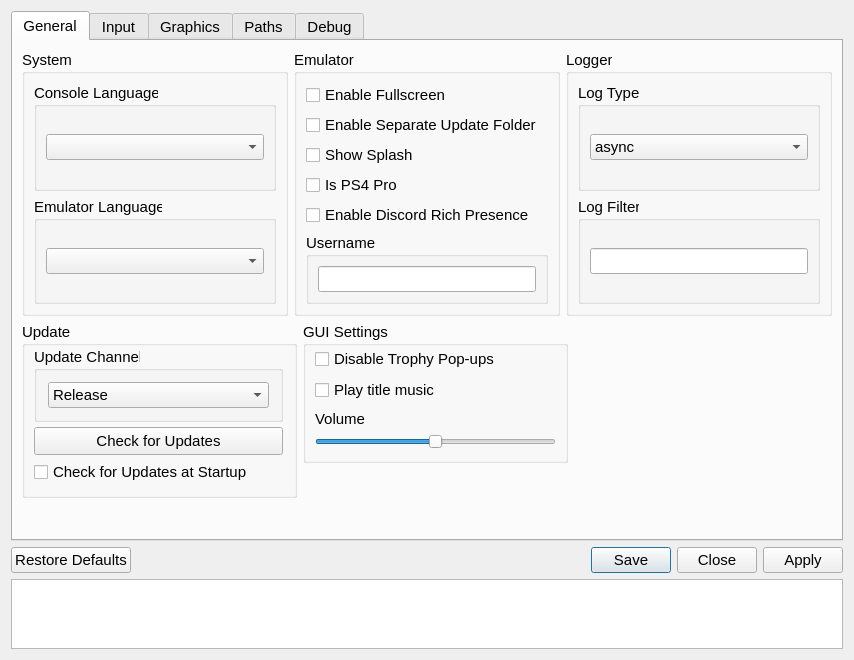
This is src/qt_gui/settings_dialog.ui in shadps4-emu/shadPS4 as Qt 5 draws it before an edit. The edited form follows.
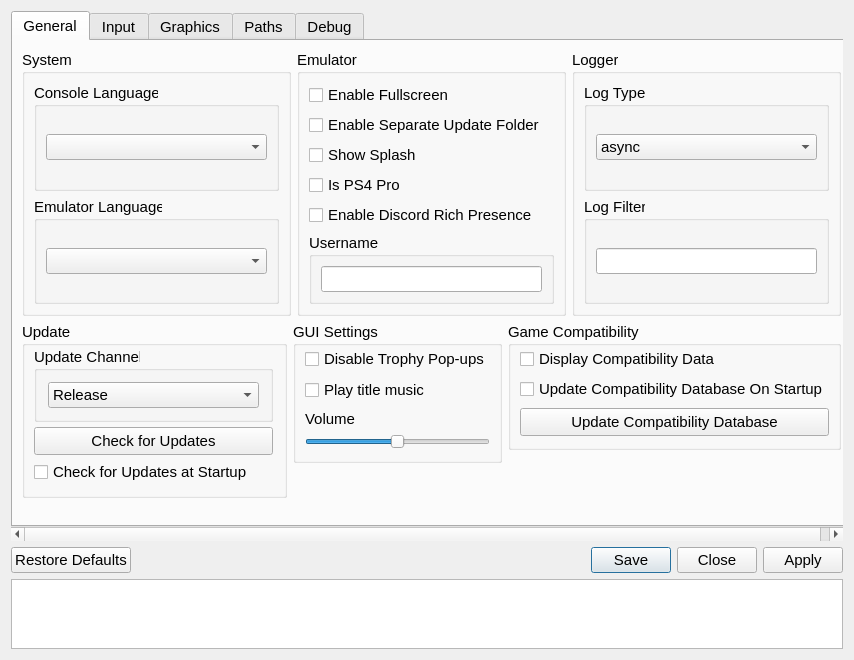
This is the edited form. Icons and pictures are not drawn.

Commit message: compatibility_data: added compatibility related settings to gui * New game compatibility section in settings dialog * Context menu now has a compatibility section * Adjusted minimum size of updater section to 265

What changed in the file:
```diff
--- a/src/qt_gui/settings_dialog.ui
+++ b/src/qt_gui/settings_dialog.ui
@@ -306,7 +306,7 @@
               </property>
               <property name="minimumSize">
                <size>
-                <width>275</width>
+                <width>265</width>
                 <height>0</height>
                </size>
               </property>
@@ -574,24 +574,87 @@
            </layout>
           </item>
           <item>
-           <layout class="QVBoxLayout" name="EmptyTabLayoutRight">
-            <item>
-             <spacer name="emptyHorizontalSpacer">
-              <property name="orientation">
-               <enum>Qt::Orientation::Horizontal</enum>
+           <layout class="QVBoxLayout" name="CompatTabLayoutRight" stretch="0">
+            <item alignment="Qt::AlignmentFlag::AlignTop">
+             <widget class="QGroupBox" name="CompatgroupBox">
+              <property name="sizePolicy">
+               <sizepolicy hsizetype="Preferred" vsizetype="Preferred">
+                <horstretch>0</horstretch>
+                <verstretch>0</verstretch>
+               </sizepolicy>
               </property>
-              <property name="sizeHint" stdset="0">
+              <property name="minimumSize">
                <size>
-                <width>40</width>
-                <height>20</height>
+                <width>0</width>
+                <height>0</height>
                </size>
               </property>
-             </spacer>
-            </item>
-           </layout>
-          </item>
-         </layout>
+              <property name="title">
+               <string>Game Compatibility</string>
+              </property>
+              <layout class="QVBoxLayout" name="CompatLayout">
+               <property name="topMargin">
+                <number>1</number>
+               </property>
+               <property name="bottomMargin">
+                <number>11</number>
+               </property>
+               <item>
+                <widget class="QCheckBox" name="enableCompatibilityCheckBox">
+                 <property name="text">
+                  <string>Display Compatibility Data</string>
+                 </property>
+                </widget>
+               </item>
+               <item>
+                <widget class="QCheckBox" name="checkCompatibilityOnStartupCheckBox">
+                 <property name="text">
+                  <string>Update Compatibility Database On Startup</string>
+                 </property>
+                </widget>
+               </item>
+               <item>
+                <layout class="QVBoxLayout" name="UpdateCompatLayout">
+                 <property name="topMargin">
+                  <number>1</number>
+                 </property>
+                 <property name="bottomMargin">
+                  <number>0</number>
+                 </property>
+                 <item>
+                  <widget class="QPushButton" name="updateCompatibilityButton">
+                   <property name="sizePolicy">
+                    <sizepolicy hsizetype="MinimumExpanding" vsizetype="Fixed">
+                     <horstretch>0</horstretch>
+                     <verstretch>0</verstretch>
+                    </sizepolicy>
+                   </property>
+                   <property name="minimumSize">
+                    <size>
+                     <width>197</width>
+                     <height>28</height>
+                    </size>
+                   </property>
+                   <property name="maximumSize">
+                    <size>
+                     <width>16777215</width>
+                     <height>16777215</height>
+                    </size>
+                   </property>
+                   <property name="text">
+                    <string>Update Compatibility Database</string>
+                   </property>
+                  </widget>
+                 </item>
+                </layout>
+              </item>
+            </layout>
+            </widget>
         </item>
+       </layout>
+       </item>
+       </layout>
+       </item>
        </layout>
       </widget>
       <widget class="QWidget" name="inputTab">
```
The commit also changes 10 other files.
